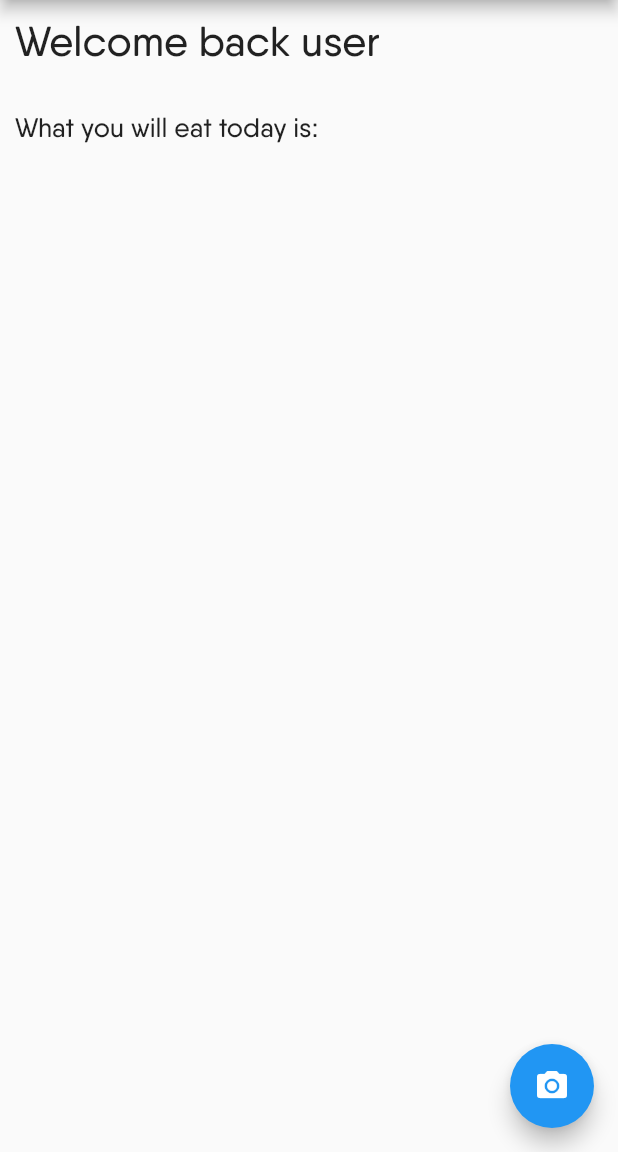
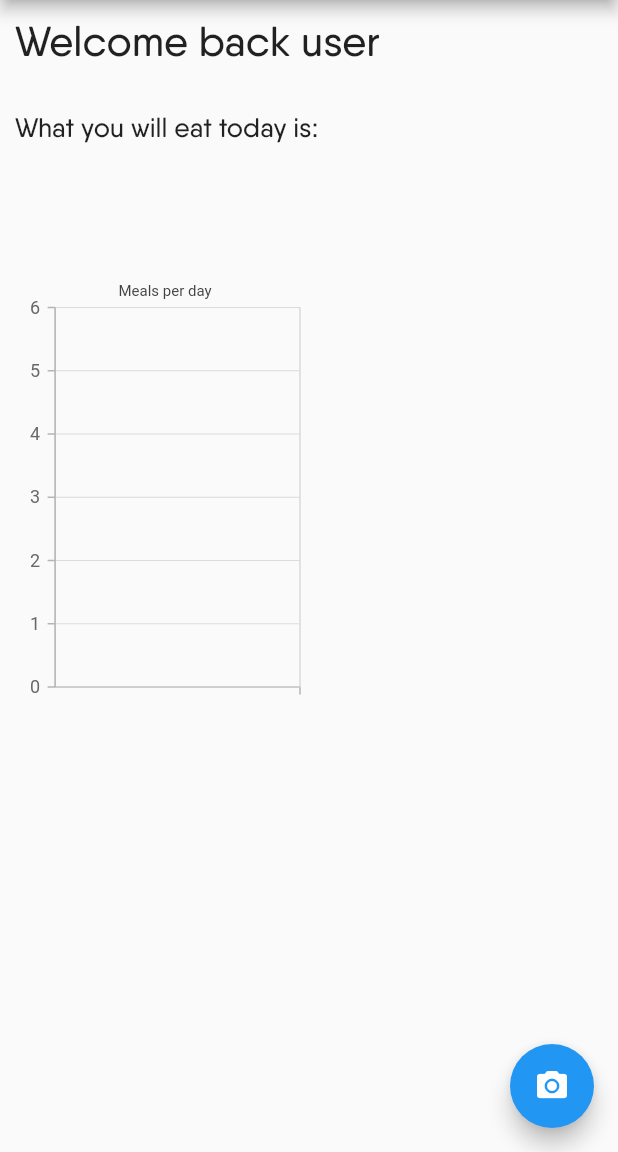
Before and after one commit to iconoyuri/food_agenda_flutter_app, a Flutter app: the screen it shows after launch, on a phone screen of 412 x 824 dp, the part 84-1236 px from its top. Run offline on Flutter 3.47's test engine with Material 2 defaults, Android fonts, the phone set to English and light mode, and no system bars; our stand-ins replace camera, flutter_spinkit, image_picker, sqflite, syncfusion_flutter_charts; missing offline and left inert: radio_group_v2; accounts and stored records are empty.

Commit message:
integrating charts to display eating habits

```diff
--- a/lib/ui/screens/home.dart
+++ b/lib/ui/screens/home.dart
@@ -2,7 +2,8 @@
 
 import 'package:flutter/material.dart';
 import 'package:itadakimasu/src/database_logic.dart';
-import 'package:itadakimasu/ui/screens/nav_drawer.dart';
+import 'package:itadakimasu/ui/views/nav_drawer.dart';
+import 'package:itadakimasu/ui/views/charts.dart';
 
 void main() => runApp(const MaterialApp(
       home: HomeScreen(),
@@ -18,6 +19,35 @@ class HomeScreen extends StatefulWidget {
 }
 
 class _HomeScreenState extends State<HomeScreen> {
+  String nextFood = "";
+  List<Map<String, dynamic>> daysList = [];
+  @override
+  void initState() {
+    super.initState();
+    updateState();
+    print("initializing state");
+  }
+
+  Future<void> updateState() async {
+    print("updating state");
+    await displayNextFoodPrediction();
+    await displayEatingDays();
+  }
+
+  Future<void> displayEatingDays() async {
+    List<Map<String, dynamic>> _daysList = await DatabaseLogic.eatingDays();
+    setState(() {
+      daysList = _daysList;
+    });
+  }
+
+  Future<void> displayNextFoodPrediction() async {
+    String _nextFood = await DatabaseLogic.predictDayMeal();
+    setState(() {
+      nextFood = _nextFood;
+    });
+  }
+
   @override
   Widget build(BuildContext context) {
     return Scaffold(
@@ -25,10 +55,16 @@ class _HomeScreenState extends State<HomeScreen> {
       appBar: AppBar(
         title: const Text("Itadakimasu"),
       ),
-      body: Container(
-        // foregroundDecoration:,
-        margin: const EdgeInsets.fromLTRB(10, 10, 10, 0),
-        child: const HomeListView(),
+      body: RefreshIndicator(
+        onRefresh: updateState,
+        child: Container(
+          // foregroundDecoration:,
+          padding: const EdgeInsets.fromLTRB(10, 10, 10, 0),
+          child: HomeListView(
+            nextFood: nextFood,
+            daysList: daysList,
+          ),
+        ),
       ),
       floatingActionButton: FloatingActionButton(
         onPressed: () => {Navigator.pushNamed(context, '/take/picture')},
@@ -39,27 +75,19 @@ class _HomeScreenState extends State<HomeScreen> {
 }
 
 class HomeListView extends StatefulWidget {
-  const HomeListView({
-    Key? key,
-  }) : super(key: key);
+  const HomeListView({Key? key, required this.nextFood, required this.daysList})
+      : super(key: key);
+
+  final String nextFood;
+  final List<Map<String, dynamic>> daysList;
 
   @override
   State<HomeListView> createState() => _HomeListViewState();
 }
 
 class _HomeListViewState extends State<HomeListView> {
-  String nextFood = "";
-
-  void displayNextFoodPrediction() async {
-    String _nextFood = await DatabaseLogic.predictDayMeal();
-    setState(() {
-      nextFood = _nextFood;
-    });
-  }
-
   @override
   Widget build(BuildContext context) {
-    displayNextFoodPrediction();
     return ListView(
       scrollDirection: Axis.vertical,
       children: <Widget>[
@@ -81,13 +109,16 @@ class _HomeListViewState extends State<HomeListView> {
                     fontSize: 18,
                     // fontStyle: FontStyle.italic,
                     fontFamily: 'QanelasSoft')),
-            Text(nextFood,
+            Text(widget.nextFood,
                 style: const TextStyle(
                     fontSize: 68,
                     color: Colors.amber,
-                    // fontStyle: FontStyle.italic,
                     fontFamily: 'QanelasSoft')),
-            // Text(DatabaseLogic.predictDayMeal())
+            EatingHabitsChart(
+              daysList: widget.daysList,
+            ),
+
+            // const EatingHabitsChart(),
           ],
         ),
       ],
--- /dev/null
+++ b/lib/ui/views/charts.dart
@@ -0,0 +1,43 @@
+import 'package:flutter/material.dart';
+import 'package:itadakimasu/src/database_logic.dart';
+import 'package:syncfusion_flutter_charts/charts.dart';
+
+class EatingHabitsChart extends StatefulWidget {
+  const EatingHabitsChart({super.key, required this.daysList});
+
+  final List<Map<String, dynamic>> daysList;
+
+  @override
+  State<EatingHabitsChart> createState() => _EatingHabitsChartState();
+}
+
+class _EatingHabitsChartState extends State<EatingHabitsChart> {
+  late TooltipBehavior _tooltipBehavior;
+
+  @override
+  void initState() {
+    _tooltipBehavior = TooltipBehavior(enable: true);
+    super.initState();
+  }
+
+  @override
+  Widget build(BuildContext context) {
+    // displayEatingDays();
+    return SizedBox(
+        width: 200,
+        child: SfCartesianChart(
+            primaryXAxis: CategoryAxis(),
+            // Chart title
+            title: ChartTitle(
+                text: 'Meals per day', textStyle: TextStyle(fontSize: 10)),
+            tooltipBehavior: _tooltipBehavior,
+            series: <LineSeries<Map<String, dynamic>, String>>[
+              LineSeries<Map<String, dynamic>, String>(
+                dataSource: widget.daysList,
+                xValueMapper: (Map<String, dynamic> data, _) => data["name"],
+                yValueMapper: (Map<String, dynamic> data, _) =>
+                    data["COUNT(name)"],
+              )
+            ]));
+  }
+}
```
Also changed, not shown: lib/src/database_logic.dart (+20 -0 lines), lib/ui/screens/register_food.dart (+18 -25 lines), pubspec.yaml (+4 -3 lines), lib/ui/views/nav_drawer.dart (renamed from lib/ui/screens/nav_drawer.dart), pubspec.lock.
